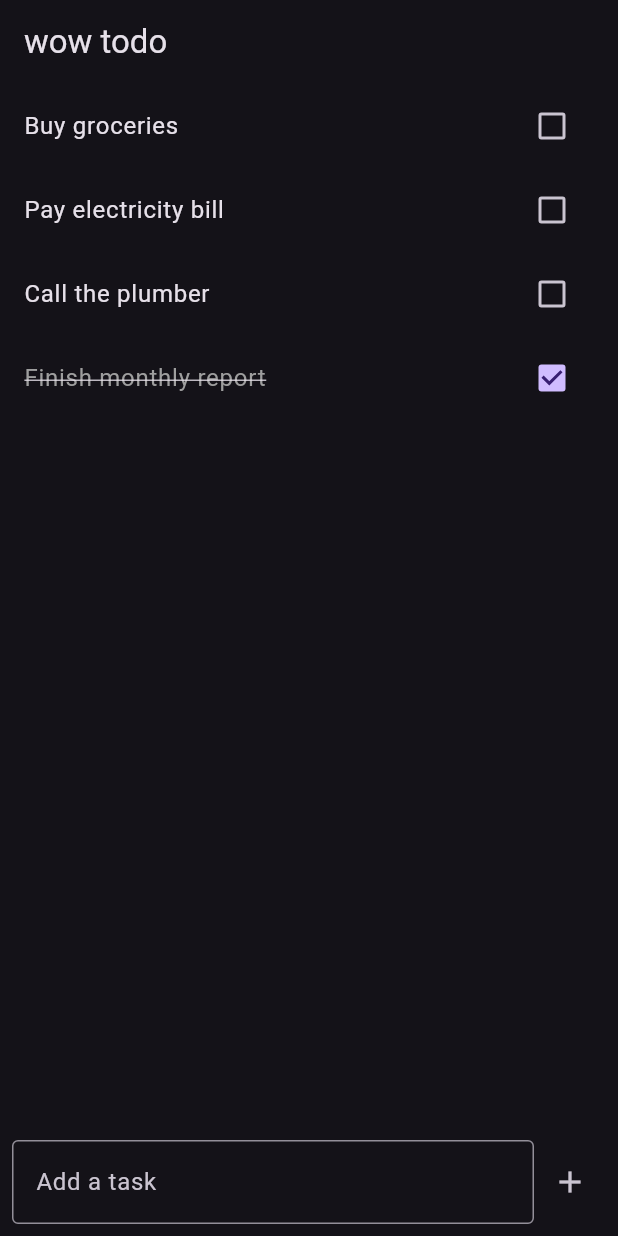
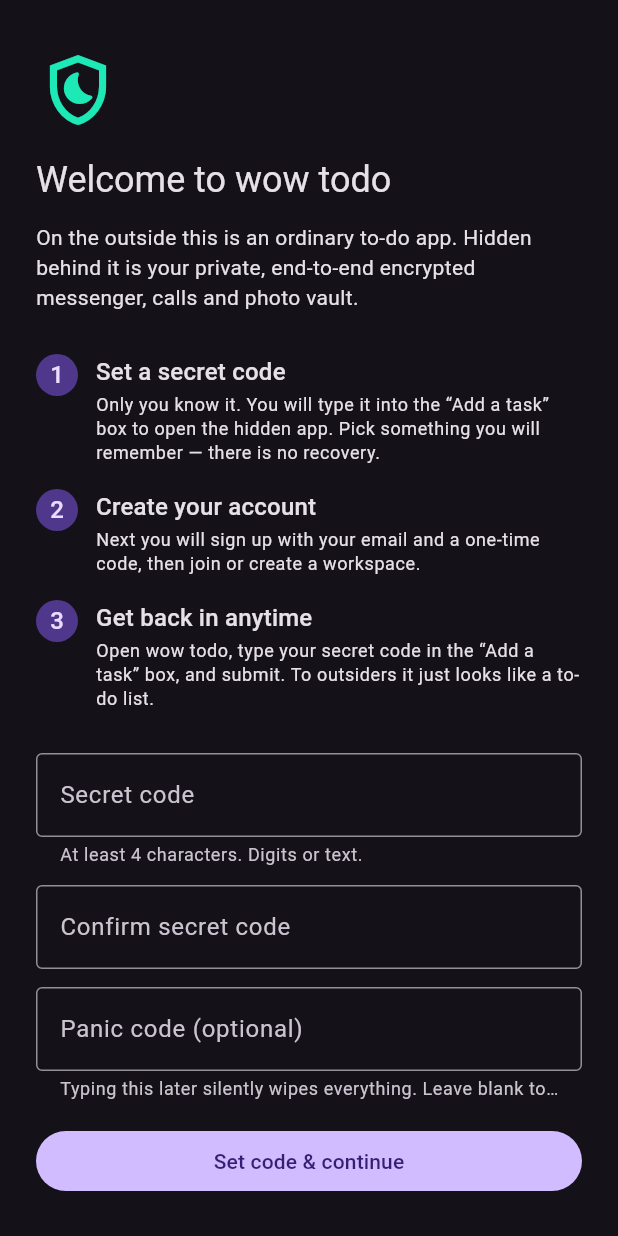
Before and after one commit to vorynto/wow-chat, a Flutter app: the screen it shows after launch, on a phone screen of 412 x 824 dp. Run offline on Flutter 3.47's test engine with Material 3 defaults, Android fonts, the phone set to English and light mode, and no system bars; our stand-ins replace emoji_picker_flutter, file_picker, flutter_riverpod, flutter_secure_storage, open_filex, permission_handler and 3 more; missing offline and left inert: cryptography, flutter_webrtc, flutter_windowmanager_plus, libsignal_protocol_dart, photo_manager; accounts and stored records are empty.

Commit message:
Add one-time first-run welcome + secret-code setup
Previously the app opened straight to the to-do decoy on first launch, leaving a
new owner with no idea a hidden chat existed or how to open it. Now the first
launch shows a welcome that explains the disguised-messenger concept, lets the
owner set their own secret code (and optional panic code), then takes them into
email signup. Subsequent launches open directly to the decoy as before.

- FirstRun flag in Keystore storage (resets on uninstall)
- WelcomeScreen (sets secret/panic codes via AccessCodeService)
- _RootGate routes: welcome (first run) -> decoy; finishing welcome opens the
  vault for signup

Co-Authored-By: Claude Opus 4.8 <noreply@anthropic.com>
Claude-Session: https://claude.ai/code/session_014amAAFXWkdfPtJnwYkRJXs

```diff
--- a/lib/app.dart
+++ b/lib/app.dart
@@ -1,8 +1,14 @@
 import 'package:flutter/material.dart';
+
+import 'core/storage/first_run.dart';
 import 'features/decoy/todo_screen.dart';
+import 'features/decoy/vault_shell.dart';
+import 'features/onboarding/welcome_screen.dart';
 
-/// Root widget. On the surface this is "wow todo", an ordinary to-do app. Entering the secret
-/// code inside it opens the hidden chat (see TodoScreen -> VaultShell -> AuthGate).
+/// Root widget. On the very first launch it shows a one-time welcome that explains the
+/// disguised-messenger concept and lets the owner set their secret code, then drops them into
+/// signup. On every later launch it opens straight to the "wow todo" decoy; entering the
+/// secret code there reveals the hidden chat.
 class WowChatApp extends StatelessWidget {
   const WowChatApp({super.key});
 
@@ -12,7 +18,42 @@ class WowChatApp extends StatelessWidget {
       title: 'wow todo',
       debugShowCheckedModeBanner: false,
       theme: ThemeData.dark(useMaterial3: true),
-      home: const TodoScreen(),
+      home: const _RootGate(),
     );
   }
 }
+
+class _RootGate extends StatefulWidget {
+  const _RootGate();
+  @override
+  State<_RootGate> createState() => _RootGateState();
+}
+
+class _RootGateState extends State<_RootGate> {
+  bool? _done;
+
+  @override
+  void initState() {
+    super.initState();
+    FirstRun.isDone().then((v) => mounted ? setState(() => _done = v) : null);
+  }
+
+  Future<void> _finishWelcome() async {
+    await FirstRun.markDone();
+    if (!mounted) return;
+    setState(() => _done = true); // behind the push, the gate now shows the decoy
+    // Take the owner straight into signup / account setup.
+    Navigator.of(context).push(MaterialPageRoute(builder: (_) => const VaultShell()));
+  }
+
+  @override
+  Widget build(BuildContext context) {
+    if (_done == null) {
+      return const Scaffold(body: Center(child: CircularProgressIndicator()));
+    }
+    if (!_done!) {
+      return WelcomeScreen(onFinished: _finishWelcome);
+    }
+    return const TodoScreen();
+  }
+}
--- /dev/null
+++ b/lib/core/storage/first_run.dart
@@ -0,0 +1,13 @@
+import 'secure_store.dart';
+
+/// Tracks whether the one-time first-run welcome has been completed. Stored in Keystore-backed
+/// secure storage, so it resets on uninstall (a fresh install shows the welcome again).
+class FirstRun {
+  static const _key = 'first_run_done_v1';
+
+  static Future<bool> isDone() async =>
+      (await SecureStore.instance.read(_key)) == '1';
+
+  static Future<void> markDone() async =>
+      SecureStore.instance.write(_key, '1');
+}
--- /dev/null
+++ b/lib/features/onboarding/welcome_screen.dart
@@ -0,0 +1,174 @@
+import 'package:flutter/material.dart';
+
+import '../../core/storage/access_code.dart';
+
+/// One-time first-run welcome. Explains the disguised-messenger concept to the owner and lets
+/// them set their own secret code (and optional panic code). Shown only on first launch; after
+/// this the app opens straight to the "wow todo" decoy.
+class WelcomeScreen extends StatefulWidget {
+  const WelcomeScreen({super.key, required this.onFinished});
+  final VoidCallback onFinished;
+
+  @override
+  State<WelcomeScreen> createState() => _WelcomeScreenState();
+}
+
+class _WelcomeScreenState extends State<WelcomeScreen> {
+  final _code = TextEditingController();
+  final _confirm = TextEditingController();
+  final _panic = TextEditingController();
+  bool _busy = false;
+  String? _error;
+
+  Future<void> _finish() async {
+    final code = _code.text.trim();
+    final confirm = _confirm.text.trim();
+    final panic = _panic.text.trim();
+
+    if (code.length < 4) {
+      setState(() => _error = 'Choose a secret code of at least 4 characters.');
+      return;
+    }
+    if (code != confirm) {
+      setState(() => _error = 'The secret codes do not match.');
+      return;
+    }
+    if (panic.isNotEmpty && panic == code) {
+      setState(() => _error = 'The panic code must be different from your secret code.');
+      return;
+    }
+
+    setState(() { _busy = true; _error = null; });
+    try {
+      await AccessCodeService.instance.setCode(code);
+      if (panic.isNotEmpty) {
+        await AccessCodeService.instance.setPanicCode(panic);
+      }
+      widget.onFinished();
+    } catch (e) {
+      setState(() { _error = e.toString(); _busy = false; });
+    }
+  }
+
+  @override
+  Widget build(BuildContext context) {
+    final t = Theme.of(context).textTheme;
+    return Scaffold(
+      body: SafeArea(
+        child: SingleChildScrollView(
+          padding: const EdgeInsets.all(24),
+          child: Column(
+            crossAxisAlignment: CrossAxisAlignment.start,
+            children: [
+              const SizedBox(height: 8),
+              Icon(Icons.shield_moon_outlined, size: 56, color: Colors.tealAccent.shade400),
+              const SizedBox(height: 16),
+              Text('Welcome to wow todo', style: t.headlineSmall),
+              const SizedBox(height: 12),
+              Text(
+                'On the outside this is an ordinary to-do app. Hidden behind it is your private, '
+                'end-to-end encrypted messenger, calls and photo vault.',
+                style: t.bodyMedium,
+              ),
+              const SizedBox(height: 20),
+              _Step(
+                n: '1',
+                title: 'Set a secret code',
+                body: 'Only you know it. You will type it into the “Add a task” box to open the '
+                    'hidden app. Pick something you will remember — there is no recovery.',
+              ),
+              _Step(
+                n: '2',
+                title: 'Create your account',
+                body: 'Next you will sign up with your email and a one-time code, then join or '
+                    'create a workspace.',
+              ),
+              _Step(
+                n: '3',
+                title: 'Get back in anytime',
+                body: 'Open wow todo, type your secret code in the “Add a task” box, and submit. '
+                    'To outsiders it just looks like a to-do list.',
+              ),
+              const SizedBox(height: 20),
+              TextField(
+                controller: _code,
+                obscureText: true,
+                decoration: const InputDecoration(
+                  labelText: 'Secret code',
+                  helperText: 'At least 4 characters. Digits or text.',
+                  border: OutlineInputBorder(),
+                ),
+              ),
+              const SizedBox(height: 12),
+              TextField(
+                controller: _confirm,
+                obscureText: true,
+                decoration: const InputDecoration(
+                  labelText: 'Confirm secret code',
+                  border: OutlineInputBorder(),
+                ),
+              ),
+              const SizedBox(height: 12),
+              TextField(
+                controller: _panic,
+                obscureText: true,
+                decoration: const InputDecoration(
+                  labelText: 'Panic code (optional)',
+                  helperText: 'Typing this later silently wipes everything. Leave blank to skip.',
+                  border: OutlineInputBorder(),
+                ),
+              ),
+              const SizedBox(height: 16),
+              if (_error != null)
+                Padding(
+                  padding: const EdgeInsets.only(bottom: 8),
+                  child: Text(_error!, style: const TextStyle(color: Colors.redAccent)),
+                ),
+              SizedBox(
+                width: double.infinity,
+                child: FilledButton(
+                  onPressed: _busy ? null : _finish,
+                  child: _busy
+                      ? const SizedBox(height: 18, width: 18, child: CircularProgressIndicator(strokeWidth: 2))
+                      : const Text('Set code & continue'),
+                ),
+              ),
+            ],
+          ),
+        ),
+      ),
+    );
+  }
+}
+
+class _Step extends StatelessWidget {
+  const _Step({required this.n, required this.title, required this.body});
+  final String n;
+  final String title;
+  final String body;
+
+  @override
+  Widget build(BuildContext context) {
+    final t = Theme.of(context).textTheme;
+    return Padding(
+      padding: const EdgeInsets.symmetric(vertical: 8),
+      child: Row(
+        crossAxisAlignment: CrossAxisAlignment.start,
+        children: [
+          CircleAvatar(radius: 14, child: Text(n)),
+          const SizedBox(width: 12),
+          Expanded(
+            child: Column(
+              crossAxisAlignment: CrossAxisAlignment.start,
+              children: [
+                Text(title, style: t.titleMedium),
+                const SizedBox(height: 2),
+                Text(body, style: t.bodySmall),
+              ],
+            ),
+          ),
+        ],
+      ),
+    );
+  }
+}
```
